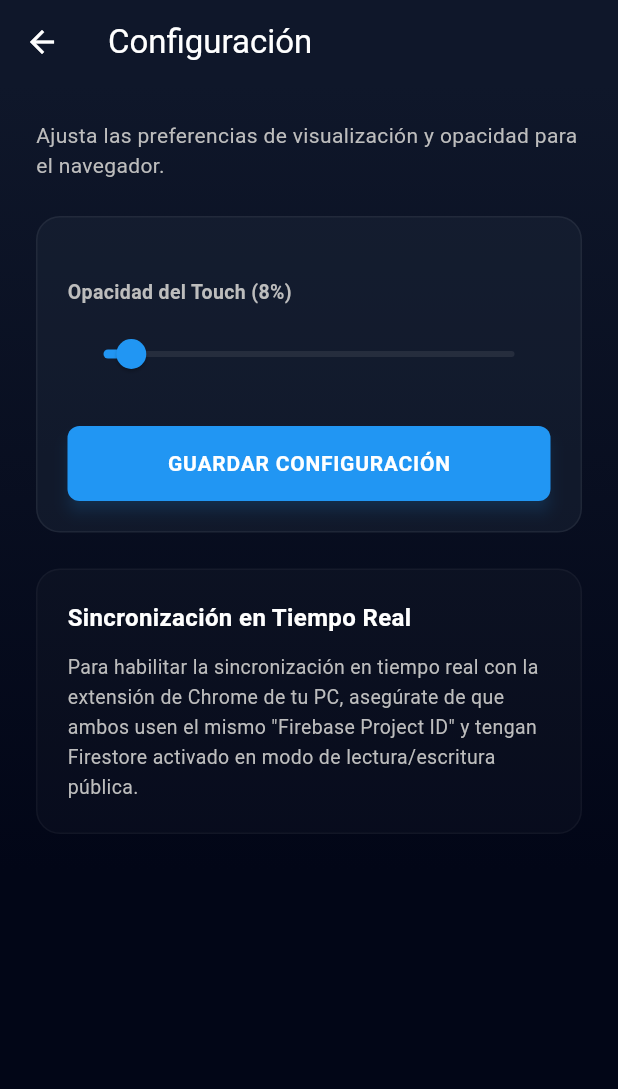
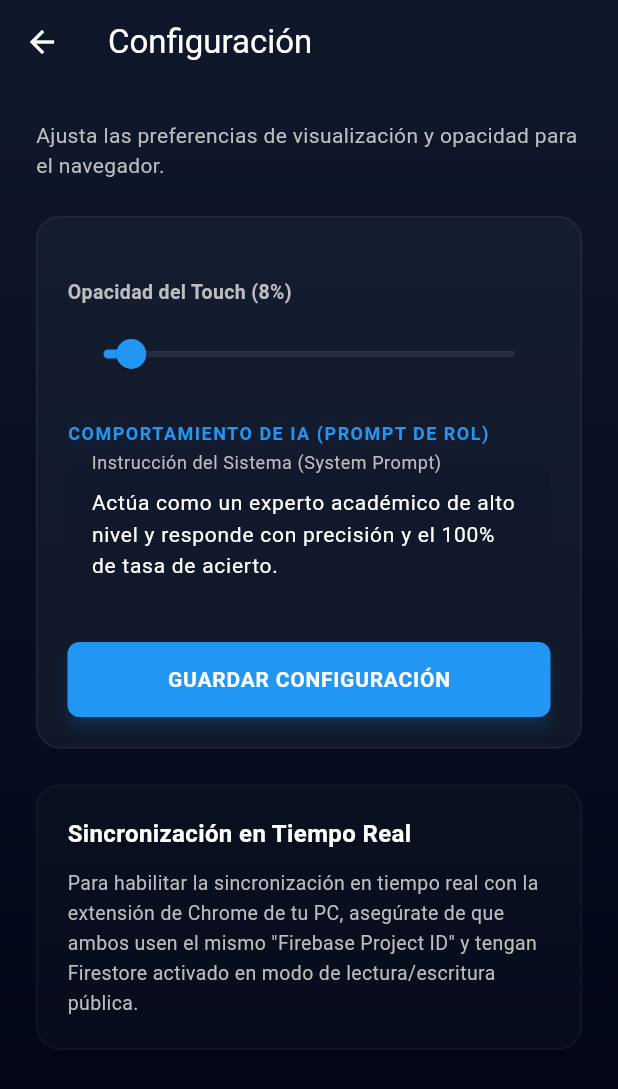
Before and after one commit to josebacilio2004/touchid_appmovil, a Flutter app: the SettingsScreen screen opened directly with empty values, on a phone screen of 412 x 824 dp. Shown: the top 1089 px of the screen. Run offline on Flutter 3.47's test engine with Material 3 defaults, Android fonts, the phone set to English and light mode, and no system bars; our stand-ins replace cloud_firestore, firebase_core, shared_preferences, webview_flutter; accounts and stored records are empty.

Commit message:
feat: add system prompt role-play config to extension and mobile app to improve accuracy

```diff
--- a/mobile_app/lib/models/app_config.dart
+++ b/mobile_app/lib/models/app_config.dart
@@ -8,6 +8,7 @@ class AppConfig {
   String firebaseAppId;
   String firebaseMessagingSenderId;
   double touchOpacity;
+  String systemPrompt;
 
   AppConfig({
     this.geminiApiKey = '',
@@ -16,6 +17,7 @@ class AppConfig {
     this.firebaseAppId = '',
     this.firebaseMessagingSenderId = '',
     this.touchOpacity = 0.08,
+    this.systemPrompt = 'Actúa como un experto académico de alto nivel y responde con precisión y el 100% de tasa de acierto.',
   });
 
   // Cargar configuración desde SharedPreferences
@@ -32,6 +34,7 @@ class AppConfig {
           firebaseAppId: map['firebaseAppId'] ?? '',
           firebaseMessagingSenderId: map['firebaseMessagingSenderId'] ?? '',
           touchOpacity: (map['touchOpacity'] as num?)?.toDouble() ?? 0.08,
+          systemPrompt: map['systemPrompt'] ?? 'Actúa como un experto académico de alto nivel y responde con precisión y el 100% de tasa de acierto.',
         );
       } catch (e) {
         print('Error parsing config: $e');
@@ -50,6 +53,7 @@ class AppConfig {
       'firebaseAppId': firebaseAppId,
       'firebaseMessagingSenderId': firebaseMessagingSenderId,
       'touchOpacity': touchOpacity,
+      'systemPrompt': systemPrompt,
     };
     await prefs.setString('touchid_config', jsonEncode(map));
   }
--- a/mobile_app/lib/screens/settings_screen.dart
+++ b/mobile_app/lib/screens/settings_screen.dart
@@ -22,6 +22,7 @@ class _SettingsScreenState extends State<SettingsScreen> {
   late TextEditingController _apiKeyController;
   late TextEditingController _appIdController;
   late TextEditingController _senderIdController;
+  late TextEditingController _systemPromptController;
   bool _obscureGeminiKey = true;
   double _touchOpacity = 0.08;
   bool _showApiSection = false;
@@ -35,6 +36,7 @@ class _SettingsScreenState extends State<SettingsScreen> {
     _apiKeyController = TextEditingController(text: widget.config.firebaseApiKey);
     _appIdController = TextEditingController(text: widget.config.firebaseAppId);
     _senderIdController = TextEditingController(text: widget.config.firebaseMessagingSenderId);
+    _systemPromptController = TextEditingController(text: widget.config.systemPrompt);
     _touchOpacity = widget.config.touchOpacity;
   }
 
@@ -45,6 +47,7 @@ class _SettingsScreenState extends State<SettingsScreen> {
     _apiKeyController.dispose();
     _appIdController.dispose();
     _senderIdController.dispose();
+    _systemPromptController.dispose();
     super.dispose();
   }
 
@@ -57,6 +60,7 @@ class _SettingsScreenState extends State<SettingsScreen> {
         firebaseAppId: _appIdController.text.trim(),
         firebaseMessagingSenderId: _senderIdController.text.trim(),
         touchOpacity: _touchOpacity,
+        systemPrompt: _systemPromptController.text.trim(),
       );
 
       await updatedConfig.save();
@@ -319,6 +323,40 @@ class _SettingsScreenState extends State<SettingsScreen> {
                           ),
                         ),
 
+                        const SizedBox(height: 20),
+
+                        const Text(
+                          'COMPORTAMIENTO DE IA (PROMPT DE ROL)',
+                          style: TextStyle(
+                            fontSize: 12,
+                            fontWeight: FontWeight.bold,
+                            color: Colors.blue,
+                            letterSpacing: 1.0,
+                          ),
+                        ),
+                        const SizedBox(height: 12),
+                        TextFormField(
+                          controller: _systemPromptController,
+                          style: const TextStyle(color: Colors.white, fontSize: 14),
+                          maxLines: 3,
+                          decoration: InputDecoration(
+                            labelText: 'Instrucción del Sistema (System Prompt)',
+                            labelStyle: TextStyle(color: Colors.grey[400]),
+                            hintText: 'Ej: Actúa como médico especialista en cardiología y resuelve...',
+                            hintStyle: TextStyle(color: Colors.grey[600]),
+                            filled: true,
+                            fillColor: const Color(0xFF0F172A).withOpacity(0.6),
+                            border: OutlineInputBorder(
+                              borderRadius: BorderRadius.circular(8),
+                              borderSide: BorderSide.none,
+                            ),
+                            focusedBorder: OutlineInputBorder(
+                              borderRadius: BorderRadius.circular(8),
+                              borderSide: const BorderSide(color: Colors.blue, width: 1.5),
+                            ),
+                          ),
+                        ),
+
                         const SizedBox(height: 24),
 
                         SizedBox(
```
Also changed, not shown: mobile_app/lib/screens/browser_screen.dart (+9 -0 lines), 3 other files.
